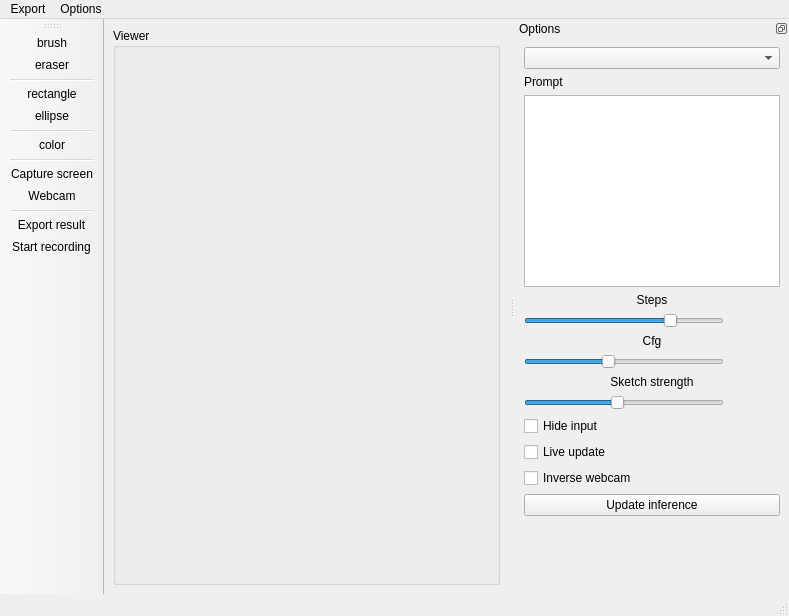
Qt form interface.ui (s-du/FocusPocusAI) before a commit.
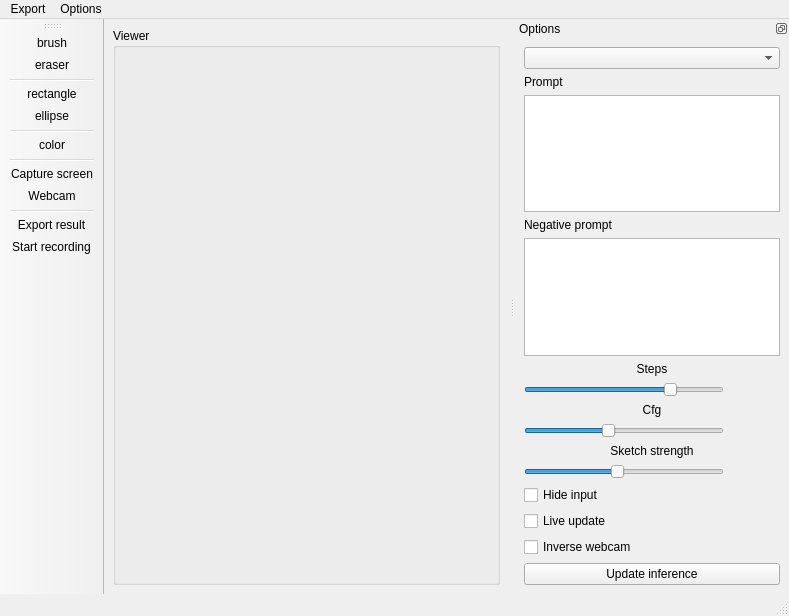
The same form after that commit.

Commit message: Add negative prompt

```diff
--- a/interface.ui
+++ b/interface.ui
@@ -130,6 +130,16 @@
      <item>
       <widget class="QTextEdit" name="textEdit"/>
      </item>
+     <item>
+      <widget class="QLabel" name="label_5">
+       <property name="text">
+        <string>Negative prompt</string>
+       </property>
+      </widget>
+     </item>
+     <item>
+      <widget class="QTextEdit" name="textEdit_negative"/>
+     </item>
      <item>
       <layout class="QVBoxLayout" name="verticalLayout_5">
        <item>
```
Left out of the diff: 2 changed lines with no effect on the pictures. The commit also changes 2 other files.
